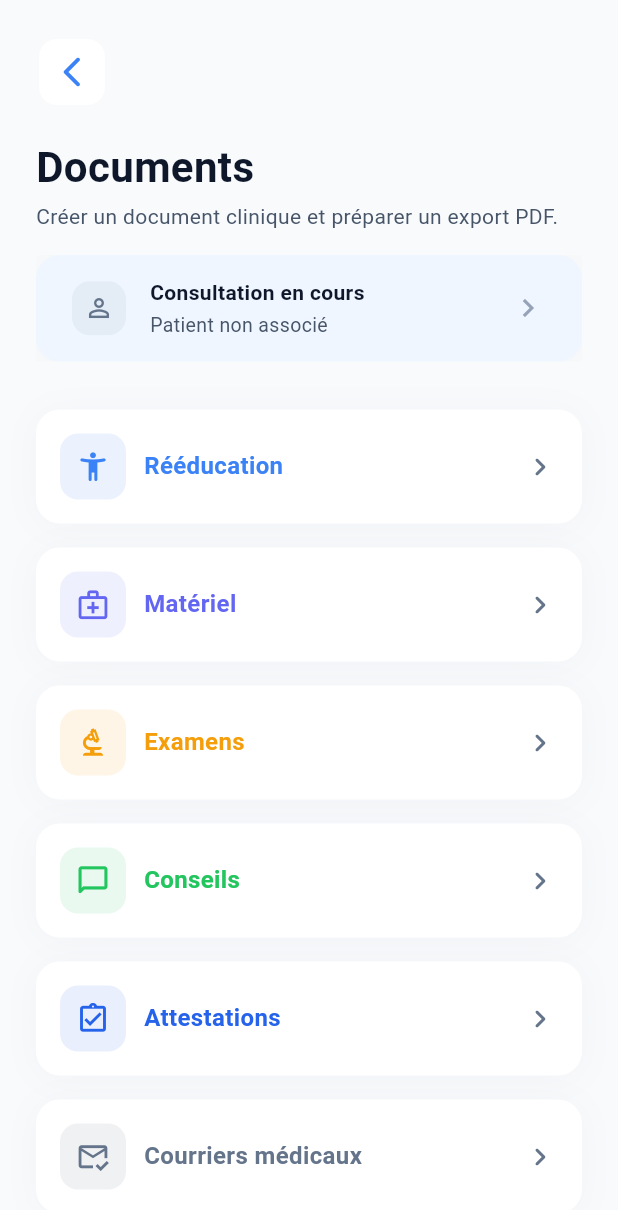
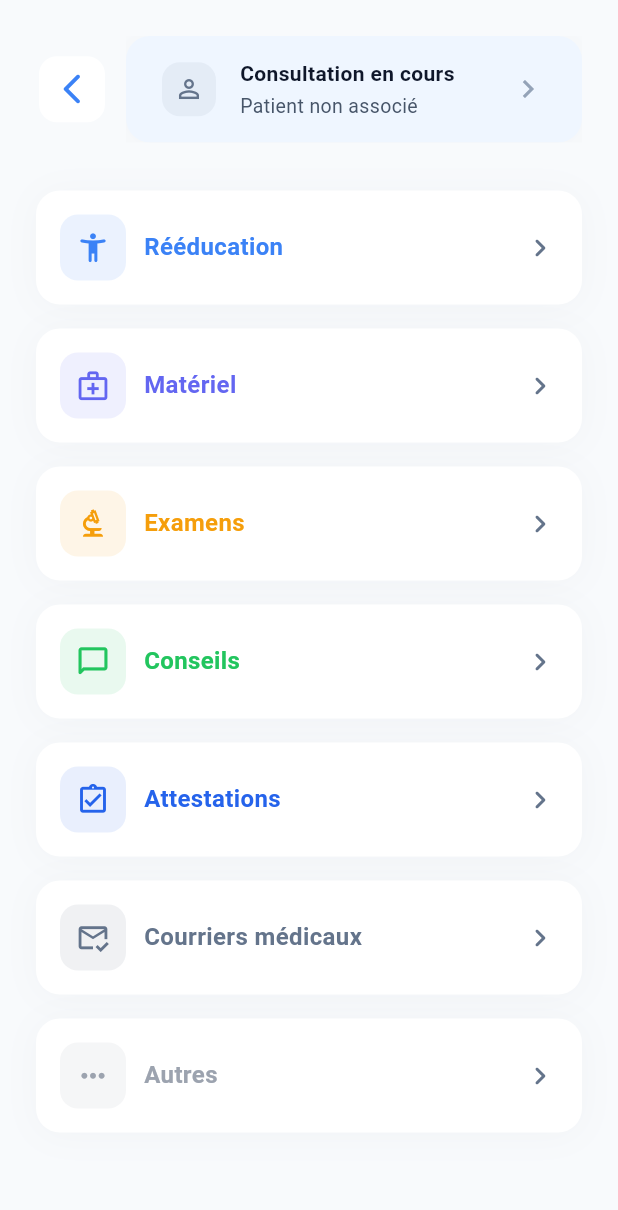
Before and after one commit to marcbouyssou-dot/drapeaux-rouges-mb, a Flutter app: the PrescriptionTypeScreen screen opened directly, on a phone screen of 412 x 824 dp. Shown: the top 1210 px of the screen. Run offline on Flutter 3.47's test engine with Material 3 defaults, Android fonts, the phone set to English and light mode, and no system bars; our stand-ins replace flutter_secure_storage, hive, hive_flutter, image_picker, pdf, printing and 2 more; missing offline and left inert: dart:html; accounts and stored records are empty.

Commit message:
style(radar): remove redundant module headings

```diff
--- a/lib/screens/prescription/prescription_type_screen.dart
+++ b/lib/screens/prescription/prescription_type_screen.dart
@@ -62,14 +62,13 @@ class PrescriptionTypeScreen extends StatelessWidget {
                   RadarSpacing.xxl,
                 ),
                 children: [
-                  RadarPageHeader(
-                    title: 'Documents',
-                    subtitle:
-                        'Créer un document clinique et préparer un export PDF.',
-                    onBack: () => Navigator.pop(context),
+                  const Row(
+                    children: [
+                      RadarPageBackButton(),
+                      SizedBox(width: RadarSpacing.md),
+                      Expanded(child: RadarPatientContextBar()),
+                    ],
                   ),
-                  const SizedBox(height: RadarSpacing.lg),
-                  const RadarPatientContextBar(),
                   const SizedBox(height: RadarSpacing.xxl),
                   LayoutBuilder(
                     builder: (context, constraints) {
```
Also changed, not shown: lib/screens/bdk/bdk_type_screen.dart (+6 -7 lines), 1 other file.
